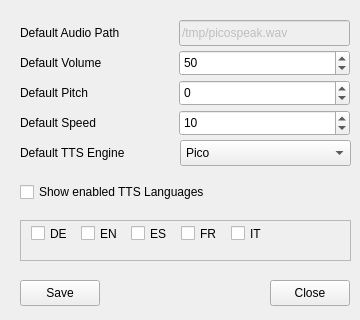
The window that src/settings.ui (Shadowsith/qpicospeaker) describes before a commit, drawn with Qt 5.
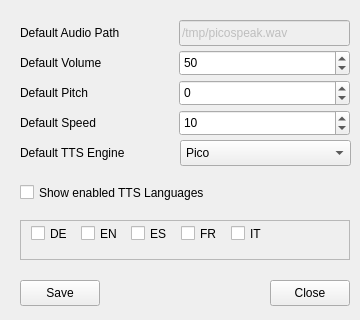
The same window after the commit.

Commit message: added resize event to settings ui, now settings gui can save default values to xml config

The edit to the form file:
```diff
--- a/src/settings.ui
+++ b/src/settings.ui
@@ -215,8 +215,8 @@
     <rect>
      <x>20</x>
      <y>180</y>
-     <width>331</width>
-     <height>24</height>
+     <width>330</width>
+     <height>25</height>
     </rect>
    </property>
    <property name="text">
@@ -228,8 +228,8 @@
     <rect>
      <x>20</x>
      <y>220</y>
-     <width>331</width>
-     <height>41</height>
+     <width>330</width>
+     <height>40</height>
     </rect>
    </property>
    <property name="widgetResizable">
@@ -240,8 +240,8 @@
      <rect>
       <x>0</x>
       <y>0</y>
-      <width>329</width>
-      <height>39</height>
+      <width>328</width>
+      <height>38</height>
      </rect>
     </property>
     <widget class="QCheckBox" name="cbDE">
```
The commit also changes 3 other files.
